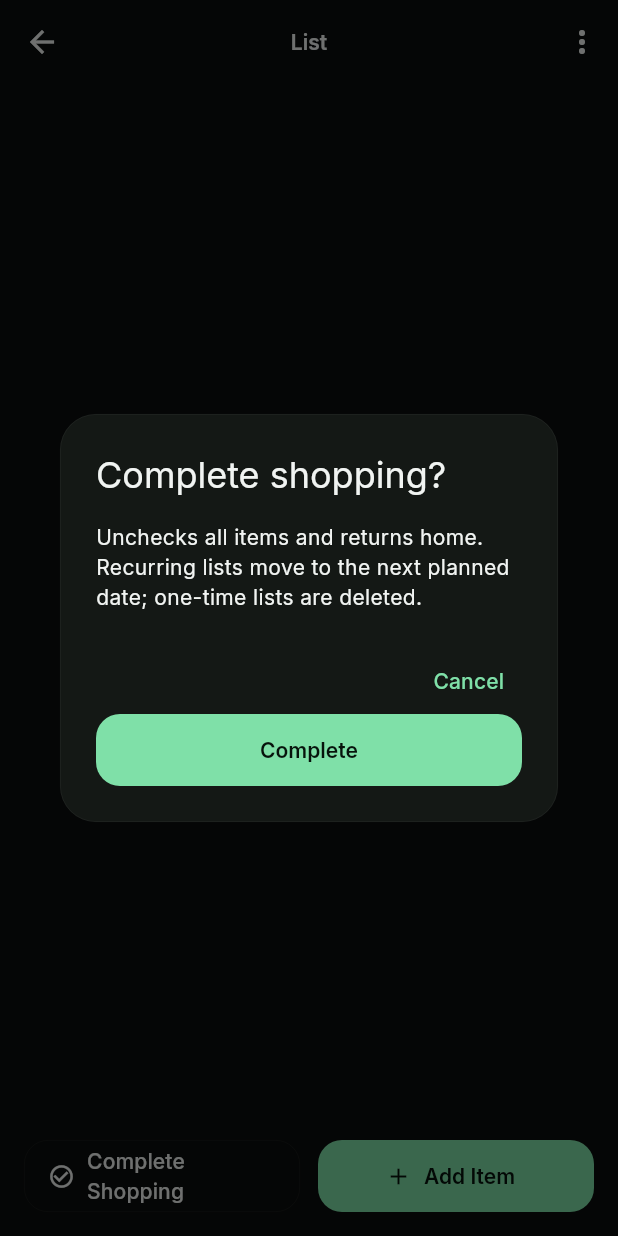
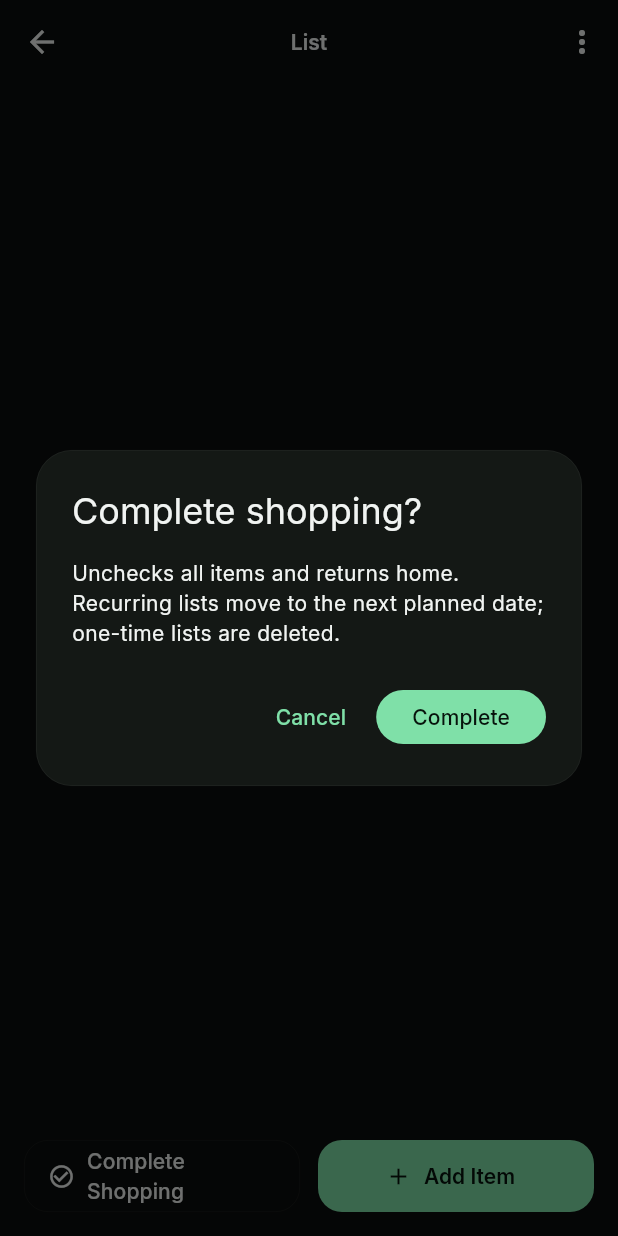
Before and after one commit to Mythmaster83/Grocerio, a Flutter app: the ListDetailScreen screen opened directly with empty values, after a tap on "Complete Shopping", on a phone screen of 412 x 824 dp. Run offline on Flutter 3.47's test engine with Material 3 defaults, Android fonts, the phone set to English and light mode, and no system bars; our stand-ins replace equatable, flutter_local_notifications, flutter_riverpod, flutter_slidable, flutter_timezone, geocoding and 8 more; missing offline and left inert: colorful_iconify_flutter, iconify_flutter; accounts and stored records are empty; generated files the repository leaves out were written again.

Commit message:
Keep list item names readable and center edit dialogs.
Split the trailing price cell so brand + age sit on one line and city/state
on the next, which stops loaded store addresses from squeezing item names.
Route alert dialogs through a centered helper that dismisses the keyboard
and ignores lingering IME insets, including the dense unit picker.

Co-authored-by: Ali Ahmed <Mythmaster83@users.noreply.github.com>

```diff
--- a/lib/core/theme/app_theme.dart
+++ b/lib/core/theme/app_theme.dart
@@ -113,6 +113,8 @@ class AppTheme {
       ),
       dialogTheme: DialogThemeData(
         backgroundColor: AppColors.surface,
+        alignment: Alignment.center,
+        insetPadding: const EdgeInsets.symmetric(horizontal: 24, vertical: 24),
         shape: RoundedRectangleBorder(
           borderRadius: BorderRadius.circular(24),
           side: AppBorders.hairlineSide,
--- /dev/null
+++ b/lib/core/widgets/centered_dialog.dart
@@ -0,0 +1,55 @@
+import 'package:flutter/material.dart';
+
+/// Shows a material dialog that stays in the middle of the screen.
+///
+/// Two things conspire to glue dialogs to the bottom after inline item edit:
+/// the IME is often still up, and [Dialog] pads itself by
+/// [MediaQuery.viewInsets] (the keyboard). The remaining overlay is a strip
+/// above the keyboard, so a "centered" dialog looks parked at the bottom.
+///
+/// This helper dismisses focus, then (by default) zeros viewInsets for the
+/// dialog route so [DialogTheme.alignment] is the real screen center.
+Future<T?> showCenteredDialog<T>({
+  required BuildContext context,
+  required WidgetBuilder builder,
+  bool barrierDismissible = true,
+  bool useRootNavigator = true,
+  /// Keep keyboard padding so a tall form (sign-up) can still rise above the
+  /// IME. Confirm / picker dialogs should leave this true.
+  bool ignoreViewInsets = true,
+}) async {
+  FocusManager.instance.primaryFocus?.unfocus();
+  // One frame is not enough for the IME to report a zero inset on Android.
+  await Future<void>.delayed(const Duration(milliseconds: 80));
+  if (!context.mounted) return null;
+
+  return showDialog<T>(
+    context: context,
+    useRootNavigator: useRootNavigator,
+    barrierDismissible: barrierDismissible,
+    builder: (ctx) {
+      Widget dialog = builder(ctx);
+      if (ignoreViewInsets) {
+        final media = MediaQuery.of(ctx);
+        dialog = MediaQuery(
+          data: media.copyWith(viewInsets: EdgeInsets.zero),
+          child: dialog,
+        );
+      }
+      // App-wide FilledButtons use an infinite min width so they fill forms.
+      // Inside a dialog that forces the action bar to wrap and the sheet to
+      // grow until it sits on the bottom edge.
+      return Theme(
+        data: Theme.of(ctx).copyWith(
+          filledButtonTheme: FilledButtonThemeData(
+            style: FilledButton.styleFrom(
+              minimumSize: const Size(64, 40),
+              tapTargetSize: MaterialTapTargetSize.shrinkWrap,
+            ),
+          ),
+        ),
+        child: dialog,
+      );
+    },
+  );
+}
--- a/lib/core/widgets/confirm_dialog.dart
+++ b/lib/core/widgets/confirm_dialog.dart
@@ -1,4 +1,5 @@
 import 'package:flutter/material.dart';
+import 'centered_dialog.dart';
 
 /// One shared confirmation dialog for every destructive action in the app
 /// (delete item, delete list, clear list). Centralizing this is what
@@ -12,9 +13,10 @@ Future<bool> showConfirmDialog(
   String confirmLabel = 'Delete',
   bool isDestructive = true,
 }) async {
-  final result = await showDialog<bool>(
+  final result = await showCenteredDialog<bool>(
     context: context,
     builder: (context) => AlertDialog(
+      alignment: Alignment.center,
       title: Text(title),
       content: Text(message),
       actions: [
--- a/lib/features/lists/presentation/widgets/missed_date_indicator.dart
+++ b/lib/features/lists/presentation/widgets/missed_date_indicator.dart
@@ -1,4 +1,5 @@
 import 'package:flutter/material.dart';
+import '../../../../core/widgets/centered_dialog.dart';
 
 /// Shared "last date missed" control — used on Home tiles and list detail.
 class MissedDateIndicator extends StatelessWidget {
@@ -24,9 +25,10 @@ Future<void> showMissedDateDialog({
   required BuildContext context,
   required Future<void> Function() onAcknowledge,
 }) async {
-  await showDialog<void>(
+  await showCenteredDialog<void>(
     context: context,
     builder: (ctx) => AlertDialog(
+      alignment: Alignment.center,
       title: const Text('Last date missed'),
       content: const Text(
         'This list\'s planned date has already passed.',
```
Also changed, not shown: lib/features/account/presentation/screens/profile_screen.dart (+6 -2 lines), lib/features/lists/presentation/widgets/unit_picker.dart (+74 -6 lines), lib/features/pricing/domain/entities/store_price.dart (+18 -2 lines), lib/features/pricing/domain/price_selection.dart (+4 -3 lines), lib/features/pricing/presentation/widgets/item_price_block.dart (+28 -11 lines), 2 other files.
